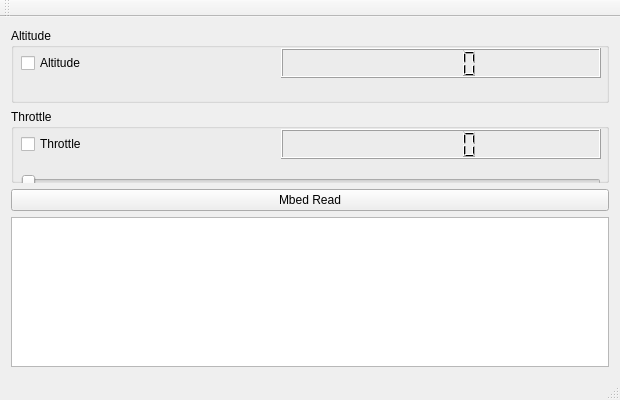
mdtaharsoualah/ErasmusFlightSimulator, file QtGuiApp/Resources/QtGuiApp.ui: the form before one commit.
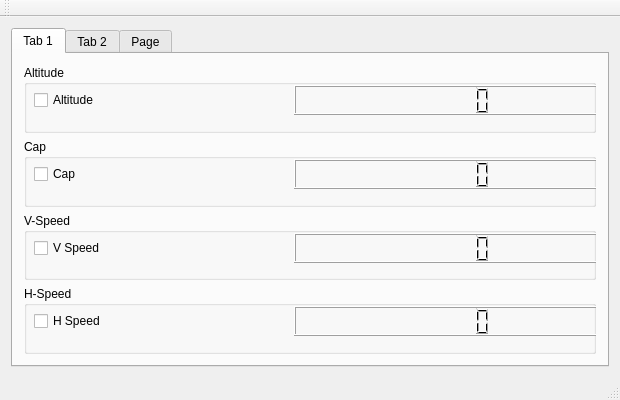
The form after the commit.

```diff
--- a/QtGuiApp/Resources/QtGuiApp.ui
+++ b/QtGuiApp/Resources/QtGuiApp.ui
@@ -19,6 +19,16 @@
   <widget class="QWidget" name="centralWidget">
    <layout class="QVBoxLayout" name="verticalLayout">
     <item>
+     <widget class="QTabWidget" name="tabWidget">
+      <property name="currentIndex">
+       <number>0</number>
+      </property>
+      <widget class="QWidget" name="tab">
+       <attribute name="title">
+        <string>Tab 1</string>
+       </attribute>
+       <layout class="QVBoxLayout" name="verticalLayout_2">
+        <item>
      <widget class="QGroupBox" name="groupBox">
       <property name="title">
        <string>Altitude</string>
@@ -49,6 +59,103 @@
      </widget>
     </item>
     <item>
+         <widget class="QGroupBox" name="groupBox_3">
+          <property name="title">
+           <string>Cap</string>
+          </property>
+          <widget class="QLCDNumber" name="LcdCap">
+           <property name="geometry">
+            <rect>
+             <x>270</x>
+             <y>20</y>
+             <width>320</width>
+             <height>30</height>
+            </rect>
+           </property>
+          </widget>
+          <widget class="QCheckBox" name="CheckCap">
+           <property name="geometry">
+            <rect>
+             <x>10</x>
+             <y>25</y>
+             <width>200</width>
+             <height>20</height>
+            </rect>
+           </property>
+           <property name="text">
+            <string>Cap</string>
+           </property>
+          </widget>
+         </widget>
+        </item>
+        <item>
+         <widget class="QGroupBox" name="groupBox_4">
+          <property name="title">
+           <string>V-Speed</string>
+          </property>
+          <widget class="QLCDNumber" name="LcdVSpeed">
+           <property name="geometry">
+            <rect>
+             <x>270</x>
+             <y>20</y>
+             <width>320</width>
+             <height>30</height>
+            </rect>
+           </property>
+          </widget>
+          <widget class="QCheckBox" name="CheckVSpeed">
+           <property name="geometry">
+            <rect>
+             <x>10</x>
+             <y>25</y>
+             <width>200</width>
+             <height>20</height>
+            </rect>
+           </property>
+           <property name="text">
+            <string>V Speed</string>
+           </property>
+          </widget>
+         </widget>
+        </item>
+        <item>
+         <widget class="QGroupBox" name="groupBox_5">
+          <property name="title">
+           <string>H-Speed</string>
+          </property>
+          <widget class="QLCDNumber" name="LcdHSpeed">
+           <property name="geometry">
+            <rect>
+             <x>270</x>
+             <y>20</y>
+             <width>320</width>
+             <height>30</height>
+            </rect>
+           </property>
+          </widget>
+          <widget class="QCheckBox" name="CheckHSpeed">
+           <property name="geometry">
+            <rect>
+             <x>10</x>
+             <y>25</y>
+             <width>200</width>
+             <height>20</height>
+            </rect>
+           </property>
+           <property name="text">
+            <string>H Speed</string>
+           </property>
+          </widget>
+         </widget>
+        </item>
+       </layout>
+      </widget>
+      <widget class="QWidget" name="tab_2">
+       <attribute name="title">
+        <string>Tab 2</string>
+       </attribute>
+       <layout class="QVBoxLayout" name="verticalLayout_3">
+        <item>
      <widget class="QGroupBox" name="groupBox_2">
       <property name="title">
        <string>Throttle</string>
@@ -97,21 +204,42 @@
       </widget>
      </widget>
     </item>
-    <item>
+       </layout>
+      </widget>
+      <widget class="QWidget" name="tab_3">
+       <attribute name="title">
+        <string>Page</string>
+       </attribute>
      <widget class="QPushButton" name="MbedReadButton">
+        <property name="geometry">
+         <rect>
+          <x>0</x>
+          <y>10</y>
+          <width>602</width>
+          <height>23</height>
+         </rect>
+        </property>
       <property name="text">
        <string>Mbed Read</string>
       </property>
      </widget>
-    </item>
-    <item>
      <widget class="QTextEdit" name="TextEdit">
+        <property name="geometry">
+         <rect>
+          <x>0</x>
+          <y>40</y>
+          <width>602</width>
+          <height>150</height>
+         </rect>
+        </property>
       <property name="maximumSize">
        <size>
         <width>16777215</width>
         <height>150</height>
        </size>
       </property>
+       </widget>
+      </widget>
      </widget>
     </item>
    </layout>
```
Lines whose indentation alone changed are shown as unchanged.
